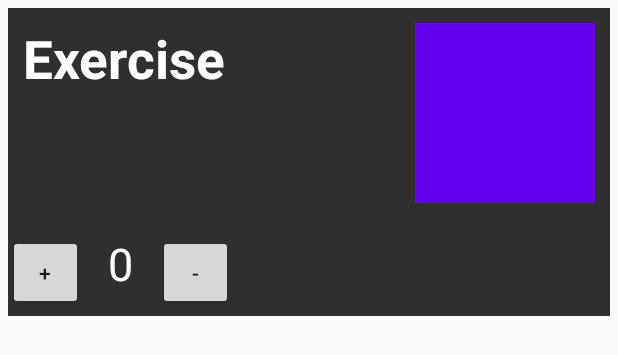
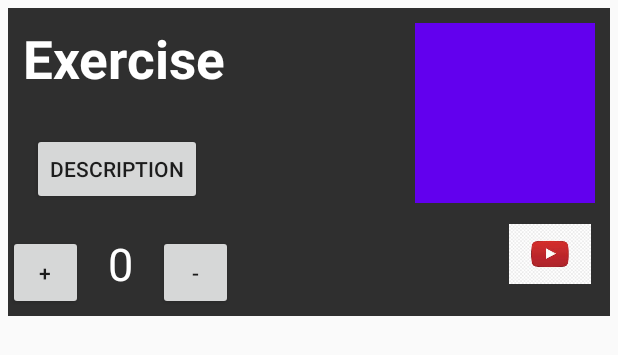
Before and after one commit to butter-chicken27/TetFit, an Android app: the layout list_exercise.xml on its own in the app's theme, with its tools: preview values and no code run, on a phone screen of 412 x 824 dp. Shown: the top 355 px of the screen. Run offline under Robolectric (Android 15) with nearby library versions, the phone set to English and light mode, and no system bars.

Commit message:
Yt and Description added

```diff
--- a/app/src/main/java/com/example/tetfit/Exercise.java
+++ b/app/src/main/java/com/example/tetfit/Exercise.java
@@ -40,4 +40,10 @@ public class Exercise {
         if(duration != 0)
         duration -= 1;
     }
+    public String get_description(){
+        return description;
+    }
+    public String get_Yt(){
+        return Yt_URL;
+    }
 }
--- a/app/src/main/java/com/example/tetfit/ExerciseTimer.java
+++ b/app/src/main/java/com/example/tetfit/ExerciseTimer.java
@@ -2,6 +2,7 @@ package com.example.tetfit;
 
 import androidx.appcompat.app.AppCompatActivity;
 
+import android.app.Activity;
 import android.content.Intent;
 import android.os.Bundle;
 import android.os.CountDownTimer;
@@ -23,6 +24,7 @@ public class ExerciseTimer extends AppCompatActivity {
         durations = intent.getIntArrayExtra(MainActivity.durations_key);
         titles = intent.getStringArrayExtra(MainActivity.titles_key);
         play_exercise(durations, titles, size, header, time, 0);
+        this.finish();
     }
 
     void play_exercise(final int[] durations, final String[] titles, int size, final TextView title, final TextView time, int index){
@@ -40,6 +42,8 @@ public class ExerciseTimer extends AppCompatActivity {
                 if(i != s - 1){
                     play_exercise(durations, titles, s, title, time, i + 1);
                 }
+                else{
+                }
             }
         }.start();
     }
--- a/app/src/main/java/com/example/tetfit/MainActivity.java
+++ b/app/src/main/java/com/example/tetfit/MainActivity.java
@@ -83,7 +83,7 @@ public class MainActivity extends AppCompatActivity {
     }
 
     private class getExercises extends AsyncTask<Void,Void, JSONArray> {
-        private String apiEndpoint = "http://10.0.2.2:5000/exercises";
+        private String apiEndpoint = "http://ec2-3-18-111-115.us-east-2.compute.amazonaws.com/exercises";
         private Context mContext;
         public getExercises(Context activityContext) {
             mContext = activityContext;
--- a/app/src/main/res/layout/list_exercise.xml
+++ b/app/src/main/res/layout/list_exercise.xml
@@ -28,19 +28,6 @@
             app:layout_constraintLeft_toLeftOf="parent"
             app:layout_constraintTop_toTopOf="parent" />
 
-        <TextView
-            android:textStyle="bold"
-            android:layout_width="wrap_content"
-            android:layout_height="wrap_content"
-            android:layout_marginBottom="50dp"
-            android:padding="@dimen/padding_head"
-            android:text="Disabled"
-            android:id="@+id/status"
-            android:textColor="#FF0000"
-            android:textSize="35sp"
-            android:visibility="invisible"
-            app:layout_constraintLeft_toLeftOf="parent"
-            app:layout_constraintTop_toBottomOf="@id/header" />
 
         <ImageView
             android:layout_width="120dp"
@@ -84,5 +71,29 @@
                 android:layout_marginBottom="10dp"/>
 
         </LinearLayout>
+
+        <Button
+            android:id="@+id/description"
+            android:layout_width="wrap_content"
+            android:layout_height="wrap_content"
+            android:layout_marginStart="16dp"
+            android:layout_marginLeft="16dp"
+            android:layout_marginTop="16dp"
+            android:text="Button"
+            app:layout_constraintStart_toStartOf="parent"
+            app:layout_constraintTop_toBottomOf="@+id/header"
+            tools:text="Description" />
+
+        <ImageView
+            android:id="@+id/yt_link"
+            android:layout_width="109dp"
+            android:layout_height="40dp"
+            android:layout_marginStart="152dp"
+            android:layout_marginLeft="152dp"
+            android:layout_marginTop="144dp"
+            app:layout_constraintStart_toEndOf="@+id/header"
+            app:layout_constraintTop_toTopOf="parent"
+            app:srcCompat="@drawable/yt_icon" />
+
     </androidx.constraintlayout.widget.ConstraintLayout>
 </LinearLayout>
```
Also changed, not shown: app/src/main/java/com/example/tetfit/ExerciseAdapter.java (+24 -6 lines), app/src/main/res/drawable/yt_icon.jpg (added).
